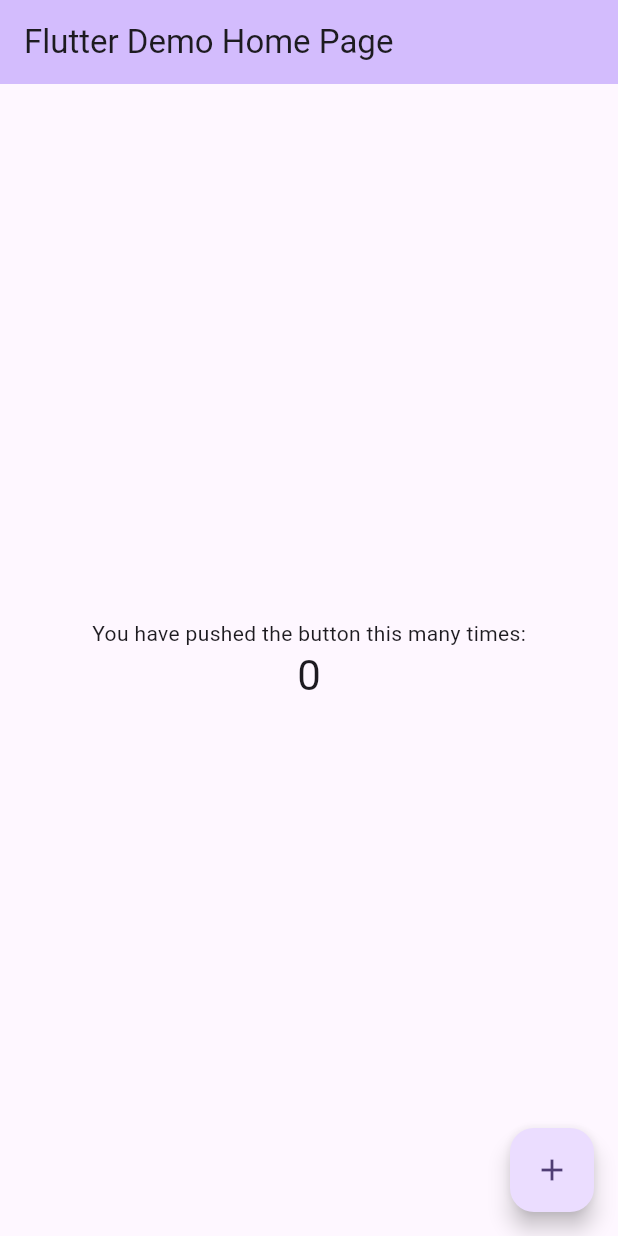
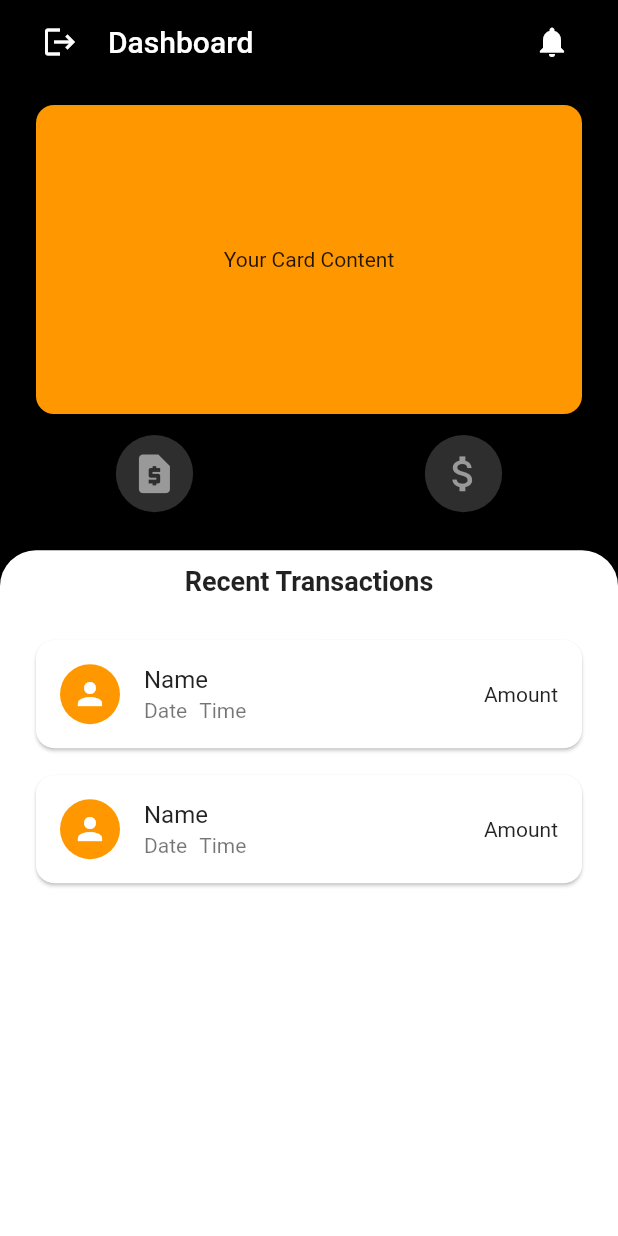
Before and after one commit to GnaniPasupula/lendpay, a Flutter app: the screen it shows after launch, on a phone screen of 412 x 824 dp. Run offline on Flutter 3.47's test engine with Material 2 defaults, Android fonts, the phone set to English and light mode, and no system bars; our stand-ins replace flutter_dotenv, shared_preferences.

Commit message:
Dashboard Design Done

```diff
--- /dev/null
+++ b/Client/lib/dashboard.dart
@@ -0,0 +1,191 @@
+import 'package:flutter/material.dart';
+
+class Dashboard extends StatefulWidget {
+  @override
+  _DashboardState createState() => _DashboardState();
+}
+
+class _DashboardState extends State<Dashboard> {
+  @override
+  void initState() {
+    super.initState();
+  }
+
+  @override
+  Widget build(BuildContext context) {
+    double cardHeight = MediaQuery.of(context).size.height * 0.25; // Card height
+
+    double iconSize = cardHeight * 0.25; // Adjust the icon size proportionally
+
+    return Scaffold(
+      appBar: AppBar(
+        title: Text("Dashboard"),
+        actions: [
+          Padding(
+            padding: EdgeInsets.only(right: 20.0), // Add right padding to the notifications button
+            child: IconButton(
+              icon: Icon(Icons.notifications),
+              onPressed: () {
+                // Handle notifications button click
+              },
+            ),
+          ),
+        ],
+        backgroundColor: Colors.black, // Black background for the top bar
+        leading: Padding(
+          padding: EdgeInsets.only(left: 20.0), // Add left padding to the logout button
+          child: IconButton(
+            icon: Icon(Icons.logout),
+            onPressed: () {
+              // Handle logout button click
+            },
+          ),
+        ),
+      ),
+      backgroundColor: Colors.black,
+      body: Column(
+        children: [
+          Container(
+            color: Colors.black, // Black background for the top section
+            height: MediaQuery.of(context).size.height * 0.365, // Divide the height in half
+            child: Column(
+              children: [
+                Padding(
+                  padding: EdgeInsets.symmetric(horizontal: 20.0, vertical: 10),
+                  child: Card(
+                    color: Colors.orange,
+                    shape: RoundedRectangleBorder(
+                      borderRadius: BorderRadius.circular(12), // Add border radius
+                    ), // Orange color for the card
+                    child: SizedBox(
+                      width: double.infinity,
+                      height: cardHeight,
+                      child: Center(
+                        child: Text("Your Card Content"),
+                      ),
+                    ),
+                  ),
+                ),
+                Row(
+                  mainAxisAlignment: MainAxisAlignment.spaceAround, // Center the buttons vertically
+                  children: [
+                    Padding(
+                      padding: EdgeInsets.symmetric(horizontal: 20.0),
+                      child: Container(
+                        width: iconSize, // Set the width proportionally
+                        height: iconSize, // Set the height proportionally
+                        decoration: BoxDecoration(
+                          color: Color(0xFF2E2E2E), // RGB(46,46,46) for the background
+                          borderRadius: BorderRadius.circular(iconSize / 2), // Adjust border radius
+                        ),
+                        child: IconButton(
+                          icon: Icon(Icons.request_page, color: Color(0xFF999999), size: iconSize * 0.6), // Adjust icon size
+                          onPressed: () {
+                            // Handle Request Money button click
+                          },
+                        ),
+                      ),
+                    ),
+                    Padding(
+                      padding: EdgeInsets.symmetric(horizontal: 20.0),
+                      child: Container(
+                        width: iconSize, // Set the width proportionally
+                        height: iconSize, // Set the height proportionally
+                        decoration: BoxDecoration(
+                          color: Color(0xFF2E2E2E), // RGB(46,46,46) for the background
+                          borderRadius: BorderRadius.circular(iconSize / 2), // Adjust border radius
+                        ),
+                        child: IconButton(
+                          icon: Icon(Icons.attach_money, color: Color(0xFF999999), size: iconSize * 0.6), // Adjust icon size
+                          onPressed: () {
+                            // Handle Transfer Money button click
+                          },
+                        ),
+                      ),
+                    ),
+                  ],
+                ),
+              ],
+            ),
+          ),
+          Padding(padding: EdgeInsets.only(bottom: 10)),
+          Expanded(
+            child: Container(
+              decoration: BoxDecoration(
+                borderRadius: BorderRadius.only(
+                  topLeft: Radius.circular(24), // Top left corner
+                  topRight: Radius.circular(24), // Top right corner
+                ),
+                color: Color.fromARGB(255, 255, 255, 255),
+              ),
+              child: ListView(
+                children: <Widget>[
+                  Padding(
+                    padding: EdgeInsets.only(bottom: 20, top: 10),
+                    child: Center(
+                      child: Text(
+                        'Recent Transactions',
+                        style: TextStyle(
+                          fontSize: 18, // Adjust the font size
+                          fontWeight: FontWeight.bold,
+                        ),
+                      ),
+                    ),
+                  ),
+                  // Add your card items here
+                  Padding(
+                    padding: EdgeInsets.symmetric(horizontal: 20.0, vertical: 5.0),
+                    child: Card(
+                      shape: RoundedRectangleBorder(
+                        borderRadius: BorderRadius.circular(12), // Add border radius
+                      ),
+                      child: ListTile(
+                        leading: CircleAvatar( // Circular icon on the left
+                          backgroundColor: Colors.orange, // Color for the circular icon
+                          child: Icon(Icons.person, color: Colors.white), // Adjust icon size
+                        ),
+                        title: Text('Name'), // Name
+                        subtitle: Row(
+                          children: [
+                            Text('Date'), // Date
+                            SizedBox(width: 8.0), // Add some spacing
+                            Text('Time'), // Time
+                          ],
+                        ),
+                        trailing: Text('Amount'), // Amount on the right
+                      ),
+                    ),
+                  ),
+                  Padding(
+                    padding: EdgeInsets.symmetric(horizontal: 20.0, vertical: 5.0),
+                    child: Card(
+                      shape: RoundedRectangleBorder(
+                        borderRadius: BorderRadius.circular(12), // Add border radius
+                      ),
+                      child: ListTile(
+                        leading: CircleAvatar( // Circular icon on the left
+                          backgroundColor: Colors.orange, // Color for the circular icon
+                          child: Icon(Icons.person, color: Colors.white), // Adjust icon size
+                        ),
+                        title: Text('Name'), // Name
+                        subtitle: Row(
+                          children: [
+                            Text('Date'), // Date
+                            SizedBox(width: 8.0), // Add some spacing
+                            Text('Time'), // Time
+                          ],
+                        ),
+                        trailing: Text('Amount'), // Amount on the right
+                      ),
+                    ),
+                  ),
+                  // Add more card items as needed
+                ],
+              ),
+            ),
+          ),
+        ],
+      ),
+    );
+  }
+}
--- a/Client/lib/main.dart
+++ b/Client/lib/main.dart
@@ -1,125 +1,40 @@
 import 'package:flutter/material.dart';
+import 'package:lendpay/dashboard.dart';
+import './auth_screen.dart';
 
 void main() {
-  runApp(const MyApp());
+  runApp(MyApp());
 }
 
+  final List<Color> gradientColor = [
+    const Color(0xffffa31d),
+    const Color(0xffef5454),
+  ];
+
 class MyApp extends StatelessWidget {
-  const MyApp({super.key});
 
-  // This widget is the root of your application.
   @override
   Widget build(BuildContext context) {
     return MaterialApp(
-      title: 'Flutter Demo',
+      title: 'Your App Title',
       theme: ThemeData(
-        // This is the theme of your application.
-        //
-        // TRY THIS: Try running your application with "flutter run". You'll see
-        // the application has a blue toolbar. Then, without quitting the app,
-        // try changing the seedColor in the colorScheme below to Colors.green
-        // and then invoke "hot reload" (save your changes or press the "hot
-        // reload" button in a Flutter-supported IDE, or press "r" if you used
-        // the command line to start the app).
-        //
-        // Notice that the counter didn't reset back to zero; the application
-        // state is not lost during the reload. To reset the state, use hot
-        // restart instead.
-        //
-        // This works for code too, not just values: Most code changes can be
-        // tested with just a hot reload.
-        colorScheme: ColorScheme.fromSeed(seedColor: Colors.deepPurple),
-        useMaterial3: true,
+        primarySwatch: MaterialColor(0xffef5454, <int, Color>{
+          50:  gradientColor[0],
+          100: gradientColor[0],
+          200: gradientColor[0],
+          300: gradientColor[0],
+          400: gradientColor[0],
+          500: gradientColor[0],
+          600: gradientColor[0],
+          700: gradientColor[0],
+          800: gradientColor[0],
+          900: gradientColor[0],
+        }),
       ),
-      home: const MyHomePage(title: 'Flutter Demo Home Page'),
+      routes: {
+        '/': (ctx) => Dashboard(), // Auth route
+        '/dashboard': (ctx) => Dashboard(), // Credit card screen route
+      },
     );
   }
 }
-
-class MyHomePage extends StatefulWidget {
-  const MyHomePage({super.key, required this.title});
-
-  // This widget is the home page of your application. It is stateful, meaning
-  // that it has a State object (defined below) that contains fields that affect
-  // how it looks.
-
-  // This class is the configuration for the state. It holds the values (in this
-  // case the title) provided by the parent (in this case the App widget) and
-  // used by the build method of the State. Fields in a Widget subclass are
-  // always marked "final".
-
-  final String title;
-
-  @override
-  State<MyHomePage> createState() => _MyHomePageState();
-}
-
-class _MyHomePageState extends State<MyHomePage> {
-  int _counter = 0;
-
-  void _incrementCounter() {
-    setState(() {
-      // This call to setState tells the Flutter framework that something has
-      // changed in this State, which causes it to rerun the build method below
-      // so that the display can reflect the updated values. If we changed
-      // _counter without calling setState(), then the build method would not be
-      // called again, and so nothing would appear to happen.
-      _counter++;
-    });
-  }
-
-  @override
-  Widget build(BuildContext context) {
-    // This method is rerun every time setState is called, for instance as done
-    // by the _incrementCounter method above.
-    //
-    // The Flutter framework has been optimized to make rerunning build methods
-    // fast, so that you can just rebuild anything that needs updating rather
-    // than having to individually change instances of widgets.
-    return Scaffold(
-      appBar: AppBar(
-        // TRY THIS: Try changing the color here to a specific color (to
-        // Colors.amber, perhaps?) and trigger a hot reload to see the AppBar
-        // change color while the other colors stay the same.
-        backgroundColor: Theme.of(context).colorScheme.inversePrimary,
-        // Here we take the value from the MyHomePage object that was created by
-        // the App.build method, and use it to set our appbar title.
-        title: Text(widget.title),
-      ),
-      body: Center(
-        // Center is a layout widget. It takes a single child and positions it
-        // in the middle of the parent.
-        child: Column(
-          // Column is also a layout widget. It takes a list of children and
-          // arranges them vertically. By default, it sizes itself to fit its
-          // children horizontally, and tries to be as tall as its parent.
-          //
-          // Column has various properties to control how it sizes itself and
-          // how it positions its children. Here we use mainAxisAlignment to
-          // center the children vertically; the main axis here is the vertical
-          // axis because Columns are vertical (the cross axis would be
-          // horizontal).
-          //
-          // TRY THIS: Invoke "debug painting" (choose the "Toggle Debug Paint"
-          // action in the IDE, or press "p" in the console), to see the
-          // wireframe for each widget.
-          mainAxisAlignment: MainAxisAlignment.center,
-          children: <Widget>[
-            const Text(
-              'You have pushed the button this many times:',
-            ),
-            Text(
-              '$_counter',
-              style: Theme.of(context).textTheme.headlineMedium,
-            ),
-          ],
-        ),
-      ),
-      floatingActionButton: FloatingActionButton(
-        onPressed: _incrementCounter,
-        tooltip: 'Increment',
-        child: const Icon(Icons.add),
-      ), // This trailing comma makes auto-formatting nicer for build methods.
-    );
-  }
-}
--- a/Client/pubspec.yaml
+++ b/Client/pubspec.yaml
@@ -35,6 +35,9 @@ dependencies:
   # The following adds the Cupertino Icons font to your application.
   # Use with the CupertinoIcons class for iOS style icons.
   cupertino_icons: ^1.0.2
+  shared_preferences: ^2.2.2
+  http: ^1.1.0
+  flutter_dotenv: ^5.1.0
 
 dev_dependencies:
   flutter_test:
```
Also changed, not shown: Client/lib/auth_screen.dart (added, +282 -0 lines), Client/pubspec.lock, 4 other files.
